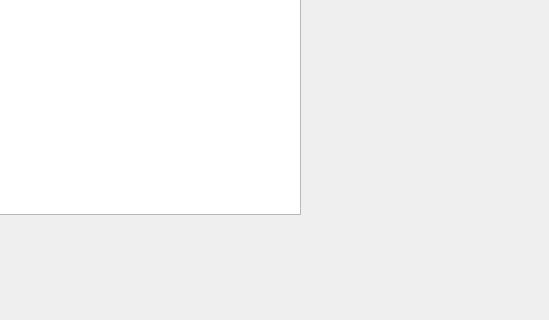
First picture: the form in Graphics/mainwindowanimate.ui, repository ShihoVN/HiveChime, before the edit; both pictures show x 289 to 838 and y 285 to 605 of the 838 by 826 pixel window.
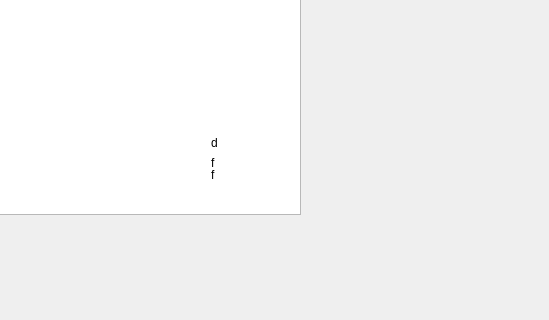
Second picture: the form after the edit.

Commit message: weather integration

What changed in the file:
```diff
--- a/Graphics/mainwindowanimate.ui
+++ b/Graphics/mainwindowanimate.ui
@@ -55,6 +55,48 @@
      <string>Sound</string>
     </property>
    </widget>
+   <widget class="QLabel" name="cityName">
+    <property name="geometry">
+     <rect>
+      <x>500</x>
+      <y>450</y>
+      <width>59</width>
+      <height>20</height>
+     </rect>
+    </property>
+    <property name="acceptDrops">
+     <bool>false</bool>
+    </property>
+    <property name="text">
+     <string>f</string>
+    </property>
+   </widget>
+   <widget class="QLabel" name="weather">
+    <property name="geometry">
+     <rect>
+      <x>500</x>
+      <y>440</y>
+      <width>59</width>
+      <height>15</height>
+     </rect>
+    </property>
+    <property name="text">
+     <string>f</string>
+    </property>
+   </widget>
+   <widget class="QLabel" name="temp">
+    <property name="geometry">
+     <rect>
+      <x>500</x>
+      <y>420</y>
+      <width>59</width>
+      <height>15</height>
+     </rect>
+    </property>
+    <property name="text">
+     <string>d</string>
+    </property>
+   </widget>
   </widget>
   <widget class="QMenuBar" name="menubar">
    <property name="geometry">
```
Left out of the diff: 2 changed lines with no effect on the pictures. The commit also changes 6 other files.
